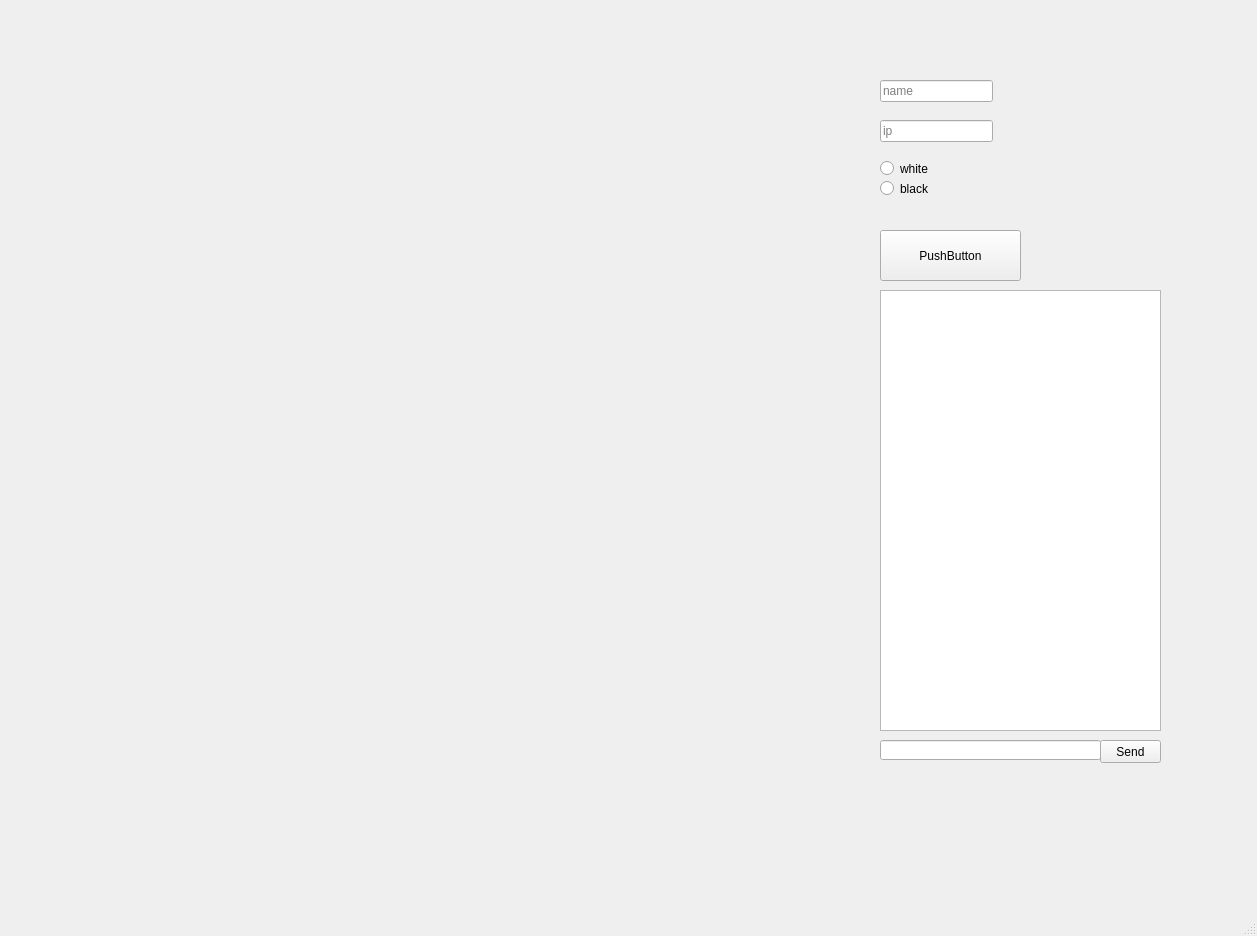
Old version of the form designe.ui in the repository Exillite/MegaChess.
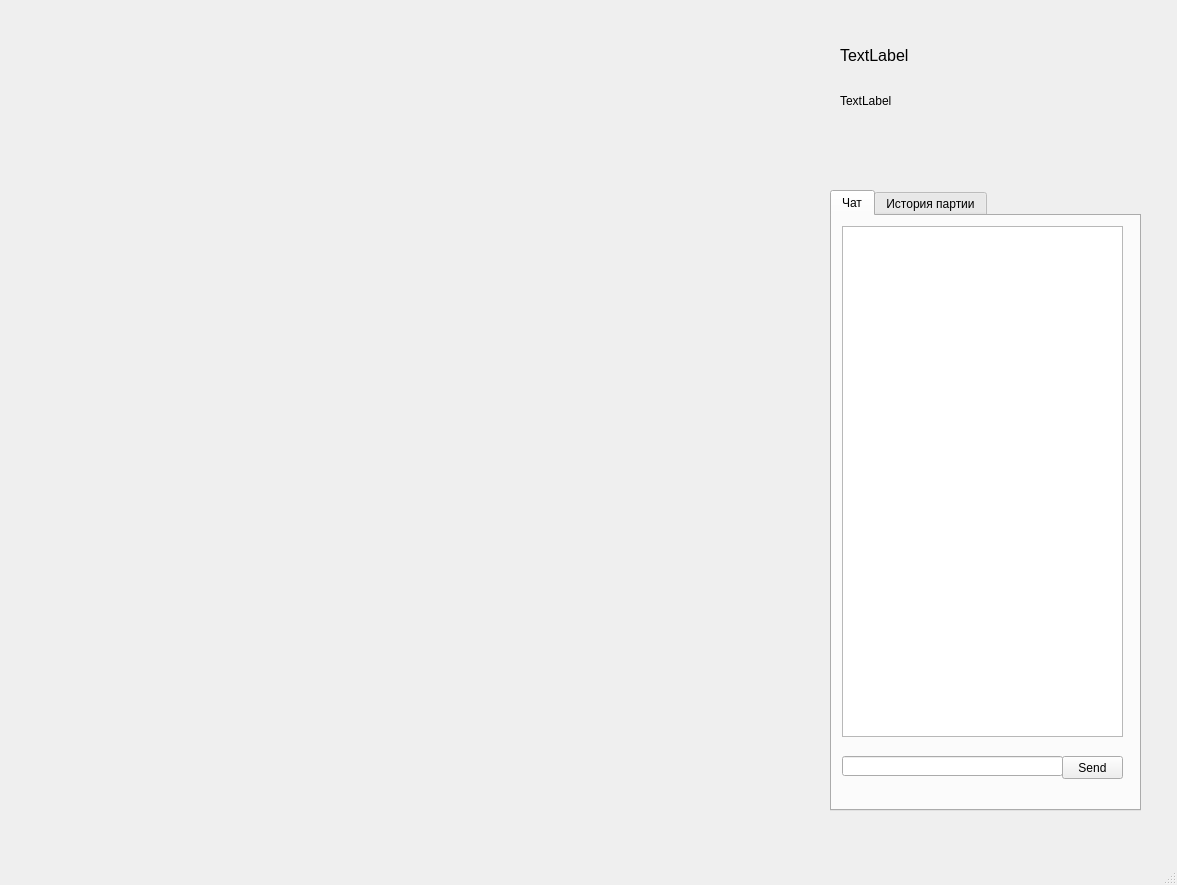
New version of the form.

Patch:
```diff
--- a/designe.ui
+++ b/designe.ui
@@ -6,8 +6,8 @@
    <rect>
     <x>0</x>
     <y>0</y>
-    <width>1257</width>
-    <height>936</height>
+    <width>1177</width>
+    <height>885</height>
    </rect>
   </property>
   <property name="windowTitle">
@@ -30,102 +30,106 @@
      <cursorShape>PointingHandCursor</cursorShape>
     </property>
    </widget>
-   <widget class="QPushButton" name="pushButton">
+   <widget class="QTabWidget" name="tabWidget">
+    <property name="enabled">
+     <bool>true</bool>
+    </property>
     <property name="geometry">
      <rect>
-      <x>880</x>
-      <y>230</y>
-      <width>141</width>
+      <x>830</x>
+      <y>190</y>
+      <width>311</width>
+      <height>621</height>
+     </rect>
+    </property>
+    <property name="currentIndex">
+     <number>0</number>
+    </property>
+    <widget class="QWidget" name="tab">
+     <attribute name="title">
+      <string>Чат</string>
+     </attribute>
+     <widget class="QTextBrowser" name="textBrowser">
+      <property name="geometry">
+       <rect>
+        <x>10</x>
+        <y>10</y>
+        <width>281</width>
+        <height>511</height>
+       </rect>
+      </property>
+     </widget>
+     <widget class="QLineEdit" name="lineEdit_3">
+      <property name="geometry">
+       <rect>
+        <x>10</x>
+        <y>540</y>
+        <width>221</width>
+        <height>20</height>
+       </rect>
+      </property>
+     </widget>
+     <widget class="QPushButton" name="pushButton_2">
+      <property name="geometry">
+       <rect>
+        <x>230</x>
+        <y>540</y>
+        <width>61</width>
+        <height>23</height>
+       </rect>
+      </property>
+      <property name="text">
+       <string>Send</string>
+      </property>
+     </widget>
+    </widget>
+    <widget class="QWidget" name="tab_2">
+     <attribute name="title">
+      <string>История партии</string>
+     </attribute>
+     <widget class="QTextBrowser" name="textBrowser_2">
+      <property name="geometry">
+       <rect>
+        <x>10</x>
+        <y>10</y>
+        <width>281</width>
+        <height>571</height>
+       </rect>
+      </property>
+     </widget>
+    </widget>
+   </widget>
+   <widget class="QLabel" name="label">
+    <property name="geometry">
+     <rect>
+      <x>840</x>
+      <y>30</y>
+      <width>311</width>
       <height>51</height>
      </rect>
     </property>
-    <property name="text">
-     <string>PushButton</string>
+    <property name="font">
+     <font>
+      <pointsize>12</pointsize>
+      <weight>50</weight>
+      <bold>false</bold>
+     </font>
     </property>
-   </widget>
-   <widget class="QLineEdit" name="lineEdit">
-    <property name="geometry">
-     <rect>
-      <x>880</x>
-      <y>80</y>
-      <width>113</width>
-      <height>22</height>
-     </rect>
-    </property>
-    <property name="placeholderText">
-     <string>name</string>
-    </property>
-   </widget>
-   <widget class="QLineEdit" name="lineEdit_2">
-    <property name="geometry">
-     <rect>
-      <x>880</x>
-      <y>120</y>
-      <width>113</width>
-      <height>22</height>
-     </rect>
-    </property>
-    <property name="placeholderText">
-     <string>ip</string>
-    </property>
-   </widget>
-   <widget class="QRadioButton" name="radioButton">
-    <property name="geometry">
-     <rect>
-      <x>880</x>
-      <y>160</y>
-      <width>82</width>
-      <height>17</height>
-     </rect>
-    </property>
     <property name="text">
-     <string>white</string>
+     <string>TextLabel</string>
     </property>
    </widget>
-   <widget class="QRadioButton" name="radioButton_2">
+   <widget class="QLabel" name="label_2">
     <property name="geometry">
      <rect>
-      <x>880</x>
-      <y>180</y>
-      <width>82</width>
-      <height>17</height>
+      <x>840</x>
+      <y>90</y>
+      <width>191</width>
+      <height>21</height>
      </rect>
     </property>
     <property name="text">
-     <string>black</string>
-    </property>
-   </widget>
-   <widget class="QTextBrowser" name="textBrowser">
-    <property name="geometry">
-     <rect>
-      <x>880</x>
-      <y>290</y>
-      <width>281</width>
-      <height>441</height>
-     </rect>
-    </property>
-   </widget>
-   <widget class="QLineEdit" name="lineEdit_3">
-    <property name="geometry">
-     <rect>
-      <x>880</x>
-      <y>740</y>
-      <width>221</width>
-      <height>20</height>
-     </rect>
-    </property>
-   </widget>
-   <widget class="QPushButton" name="pushButton_2">
-    <property name="geometry">
-     <rect>
-      <x>1100</x>
-      <y>740</y>
-      <width>61</width>
-      <height>23</height>
-     </rect>
-    </property>
-    <property name="text">
-     <string>Send</string>
+     <string>TextLabel</string>
     </property>
    </widget>
   </widget>
```
Left out of the diff: 6 changed lines with no effect on the pictures.
